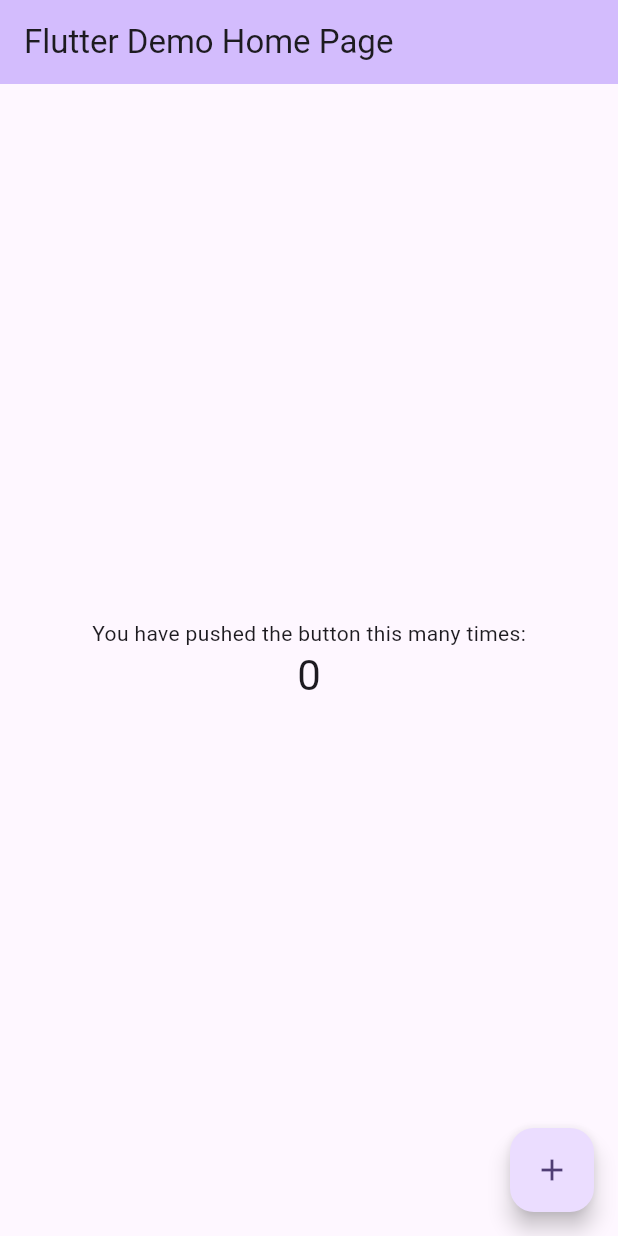
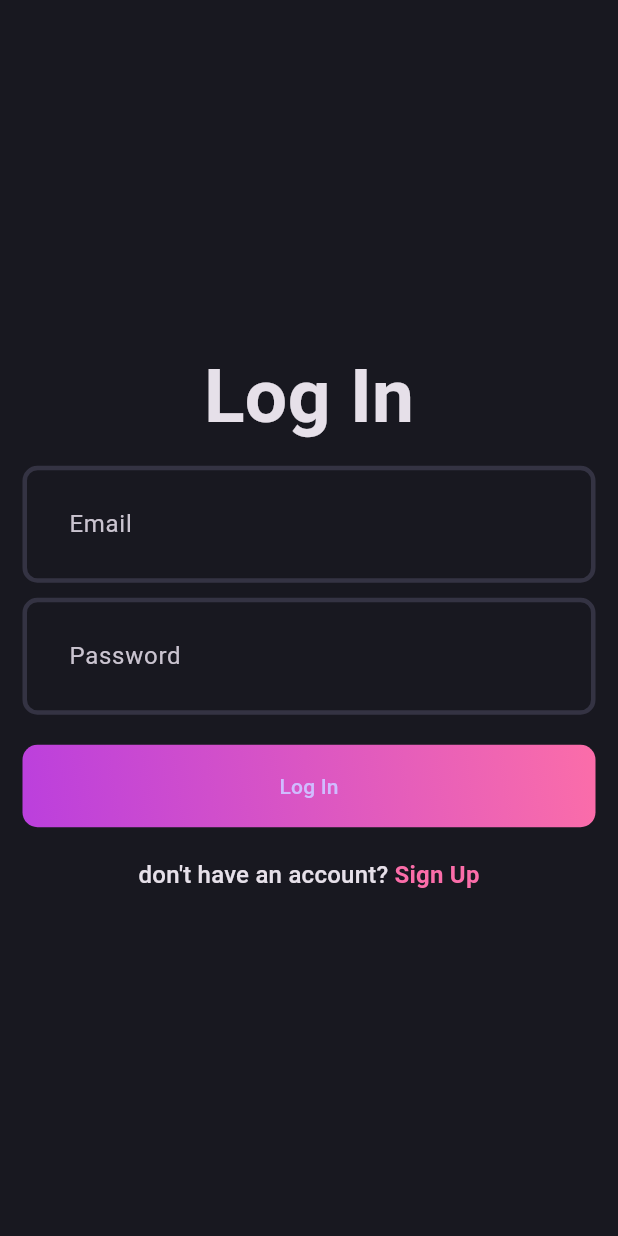
Before and after one commit to mohamed0yaser/blog_application, a Flutter app: the screen it shows after launch, on a phone screen of 412 x 824 dp. Run offline on Flutter 3.47's test engine with Material 3 defaults, Android fonts, the phone set to English and light mode, and no system bars.

Commit message:
add auth presentation and app theme

```diff
--- /dev/null
+++ b/lib/core/theme/pallete.dart
@@ -0,0 +1,13 @@
+import 'package:flutter/material.dart';
+
+class Pallete {
+  static const Color backgroundColor = Color.fromRGBO(24, 24, 32, 1);
+  static const Color gradient1 = Color.fromRGBO(187, 63, 221, 1);
+  static const Color gradient2 = Color.fromRGBO(251, 109, 169, 1);
+  static const Color gradient3 = Color.fromRGBO(255, 159, 124, 1);
+  static const Color borderColor = Color.fromRGBO(52, 51, 67, 1);
+  static const Color whiteColor = Colors.white;
+  static const Color greyColor = Colors.grey;
+  static const Color errorColor = Colors.redAccent;
+  static const Color transparentColor = Colors.transparent;
+}
--- /dev/null
+++ b/lib/core/theme/theme.dart
@@ -0,0 +1,23 @@
+import 'package:blog_application/core/theme/pallete.dart';
+import 'package:flutter/material.dart';
+class AppTheme{
+  static _border([Color color= Pallete.borderColor])=> OutlineInputBorder(
+          borderSide: BorderSide(
+            color: color,
+            width: 3,
+          ),
+          borderRadius: BorderRadius.circular(10),
+        );
+  static final darkThemeMode = ThemeData.dark().copyWith(
+    scaffoldBackgroundColor: Pallete.backgroundColor,
+    appBarTheme: const AppBarTheme(
+      backgroundColor: Pallete.backgroundColor,
+      elevation: 0,
+    ),
+    inputDecorationTheme:  InputDecorationTheme(
+      contentPadding: const EdgeInsets.all(27),
+      enabledBorder: _border(),
+      focusedBorder: _border(Pallete.gradient2),
+    )
+  );
+}
--- /dev/null
+++ b/lib/features/auth/presentation/pages/login_page.dart
@@ -0,0 +1,85 @@
+import 'package:blog_application/core/theme/pallete.dart';
+import 'package:blog_application/features/auth/presentation/pages/signup_page.dart';
+import 'package:blog_application/features/auth/presentation/widgets/auth_field.dart';
+import 'package:blog_application/features/auth/presentation/widgets/auth_gradient_button.dart';
+import 'package:flutter/cupertino.dart';
+import 'package:flutter/material.dart';
+
+class LogInPage extends StatefulWidget {
+  static route()=> MaterialPageRoute(builder: (context)=> const LogInPage());
+  const LogInPage({Key? key}) : super(key: key);
+
+  @override
+  State<LogInPage> createState() => _LogInPageState();
+}
+
+class _LogInPageState extends State<LogInPage> {
+  final emailController = TextEditingController();
+  final passwordController = TextEditingController();
+  final _formKey = GlobalKey<FormState>();
+
+  @override
+  void dispose() {
+    emailController.dispose();
+    passwordController.dispose();
+    super.dispose();
+  }
+
+  @override
+  Widget build(BuildContext context) {
+    _formKey.currentState?.validate();
+    return Scaffold(
+        body: Padding(
+      padding: const EdgeInsets.all(15),
+      child: Form(
+        key: _formKey,
+        child: Column(
+          mainAxisAlignment: MainAxisAlignment.center,
+          children: [
+            const Text('Log In',
+                style: TextStyle(
+                  fontSize: 50,
+                  fontWeight: FontWeight.bold,
+                )),
+            const SizedBox(height: 10),
+            AuthField(
+              hintText: "Email",
+              controller: emailController,
+            ),
+            const SizedBox(height: 10),
+            AuthField(
+              hintText: "Password",
+              controller: passwordController,
+              isPassword: true,
+            ),
+            const SizedBox(height: 20),
+            const AuthGradientButton(text: 'Log In',),
+            const SizedBox(height: 20),
+            GestureDetector(
+              onTap: () {
+                Navigator.push(
+                  context,
+                  SignUpPage.route(),
+                );
+              },
+              child: RichText(
+                text: TextSpan(
+                  text: 'don\'t have an account? ',
+                  style: Theme.of(context).textTheme.titleMedium,
+                  children: [
+                    TextSpan(
+                        text: 'Sign Up',
+                        style: Theme.of(context).textTheme.titleMedium?.copyWith(
+                              color: Pallete.gradient2,
+                              fontWeight: FontWeight.bold,
+                            )),
+                  ],
+                ),
+              ),
+            ),
+          ],
+        ),
+      ),
+    ));
+  }
+}
--- /dev/null
+++ b/lib/features/auth/presentation/widgets/auth_field.dart
@@ -0,0 +1,30 @@
+import 'package:flutter/material.dart';
+
+class AuthField extends StatelessWidget {
+  final String hintText;
+  final TextEditingController controller;
+  final bool isPassword;
+  const AuthField({
+    super.key,
+    required this.hintText,
+    required this.controller,
+    this.isPassword = false,
+  });
+
+  @override
+  Widget build(BuildContext context) {
+    return TextFormField(
+      obscureText: isPassword,
+      controller: controller,
+      decoration:  InputDecoration(
+        hintText: hintText,
+      ),
+      validator: (value){
+        if(value!.isEmpty){
+          return 'Please enter $hintText';
+        }
+        return null;
+      },
+    );
+  }
+}
--- /dev/null
+++ b/lib/features/auth/presentation/widgets/auth_gradient_button.dart
@@ -0,0 +1,33 @@
+import 'package:blog_application/core/theme/pallete.dart';
+import 'package:flutter/material.dart';
+
+class AuthGradientButton extends StatelessWidget {
+  final String text;
+  const AuthGradientButton({super.key, required this.text});
+
+  @override
+  Widget build(BuildContext context) {
+    return Container(
+      decoration: BoxDecoration(
+        gradient: const LinearGradient(
+          colors: [
+            Pallete.gradient1,
+            Pallete.gradient2
+          ],
+          begin: Alignment.bottomLeft,
+          end: Alignment.topRight
+        ),
+        borderRadius: BorderRadius.circular(10),
+      ),
+      child: ElevatedButton(
+        onPressed: (){},
+        style: ElevatedButton.styleFrom(
+          backgroundColor:Pallete.transparentColor ,
+          shadowColor: Pallete.transparentColor,
+          fixedSize: const Size(400, 55),
+          ),
+        child: Text(text),
+        ),
+    );
+  }
+}
--- a/lib/main.dart
+++ b/lib/main.dart
@@ -1,3 +1,6 @@
+import 'package:blog_application/core/theme/theme.dart';
+import 'package:blog_application/features/auth/presentation/pages/login_page.dart';
+import 'package:blog_application/features/auth/presentation/pages/signup_page.dart';
 import 'package:flutter/material.dart';
 
 void main() {
@@ -6,120 +9,13 @@ void main() {
 
 class MyApp extends StatelessWidget {
   const MyApp({super.key});
-
-  // This widget is the root of your application.
   @override
   Widget build(BuildContext context) {
     return MaterialApp(
-      title: 'Flutter Demo',
-      theme: ThemeData(
-        // This is the theme of your application.
-        //
-        // TRY THIS: Try running your application with "flutter run". You'll see
-        // the application has a purple toolbar. Then, without quitting the app,
-        // try changing the seedColor in the colorScheme below to Colors.green
-        // and then invoke "hot reload" (save your changes or press the "hot
-        // reload" button in a Flutter-supported IDE, or press "r" if you used
-        // the command line to start the app).
-        //
-        // Notice that the counter didn't reset back to zero; the application
-        // state is not lost during the reload. To reset the state, use hot
-        // restart instead.
-        //
-        // This works for code too, not just values: Most code changes can be
-        // tested with just a hot reload.
-        colorScheme: ColorScheme.fromSeed(seedColor: Colors.deepPurple),
-        useMaterial3: true,
-      ),
-      home: const MyHomePage(title: 'Flutter Demo Home Page'),
+      debugShowCheckedModeBanner: false,
+      title: 'Blog App',
+      theme: AppTheme.darkThemeMode,
+      home: const LogInPage()
     );
   }
 }
-
-class MyHomePage extends StatefulWidget {
-  const MyHomePage({super.key, required this.title});
-
-  // This widget is the home page of your application. It is stateful, meaning
-  // that it has a State object (defined below) that contains fields that affect
-  // how it looks.
-
-  // This class is the configuration for the state. It holds the values (in this
-  // case the title) provided by the parent (in this case the App widget) and
-  // used by the build method of the State. Fields in a Widget subclass are
-  // always marked "final".
-
-  final String title;
-
-  @override
-  State<MyHomePage> createState() => _MyHomePageState();
-}
-
-class _MyHomePageState extends State<MyHomePage> {
-  int _counter = 0;
-
-  void _incrementCounter() {
-    setState(() {
-      // This call to setState tells the Flutter framework that something has
-      // changed in this State, which causes it to rerun the build method below
-      // so that the display can reflect the updated values. If we changed
-      // _counter without calling setState(), then the build method would not be
-      // called again, and so nothing would appear to happen.
-      _counter++;
-    });
-  }
-
-  @override
-  Widget build(BuildContext context) {
-    // This method is rerun every time setState is called, for instance as done
-    // by the _incrementCounter method above.
-    //
-    // The Flutter framework has been optimized to make rerunning build methods
-    // fast, so that you can just rebuild anything that needs updating rather
-    // than having to individually change instances of widgets.
-    return Scaffold(
-      appBar: AppBar(
-        // TRY THIS: Try changing the color here to a specific color (to
-        // Colors.amber, perhaps?) and trigger a hot reload to see the AppBar
-        // change color while the other colors stay the same.
-        backgroundColor: Theme.of(context).colorScheme.inversePrimary,
-        // Here we take the value from the MyHomePage object that was created by
-        // the App.build method, and use it to set our appbar title.
-        title: Text(widget.title),
-      ),
-      body: Center(
-        // Center is a layout widget. It takes a single child and positions it
-        // in the middle of the parent.
-        child: Column(
-          // Column is also a layout widget. It takes a list of children and
-          // arranges them vertically. By default, it sizes itself to fit its
-          // children horizontally, and tries to be as tall as its parent.
-          //
-          // Column has various properties to control how it sizes itself and
-          // how it positions its children. Here we use mainAxisAlignment to
-          // center the children vertically; the main axis here is the vertical
-          // axis because Columns are vertical (the cross axis would be
-          // horizontal).
-          //
-          // TRY THIS: Invoke "debug painting" (choose the "Toggle Debug Paint"
-          // action in the IDE, or press "p" in the console), to see the
-          // wireframe for each widget.
-          mainAxisAlignment: MainAxisAlignment.center,
-          children: <Widget>[
-            const Text(
-              'You have pushed the button this many times:',
-            ),
-            Text(
-              '$_counter',
-              style: Theme.of(context).textTheme.headlineMedium,
-            ),
-          ],
-        ),
-      ),
-      floatingActionButton: FloatingActionButton(
-        onPressed: _incrementCounter,
-        tooltip: 'Increment',
-        child: const Icon(Icons.add),
-      ), // This trailing comma makes auto-formatting nicer for build methods.
-    );
-  }
-}
```
Also changed, not shown: lib/features/auth/presentation/pages/signup_page.dart (added, +82 -0 lines).
